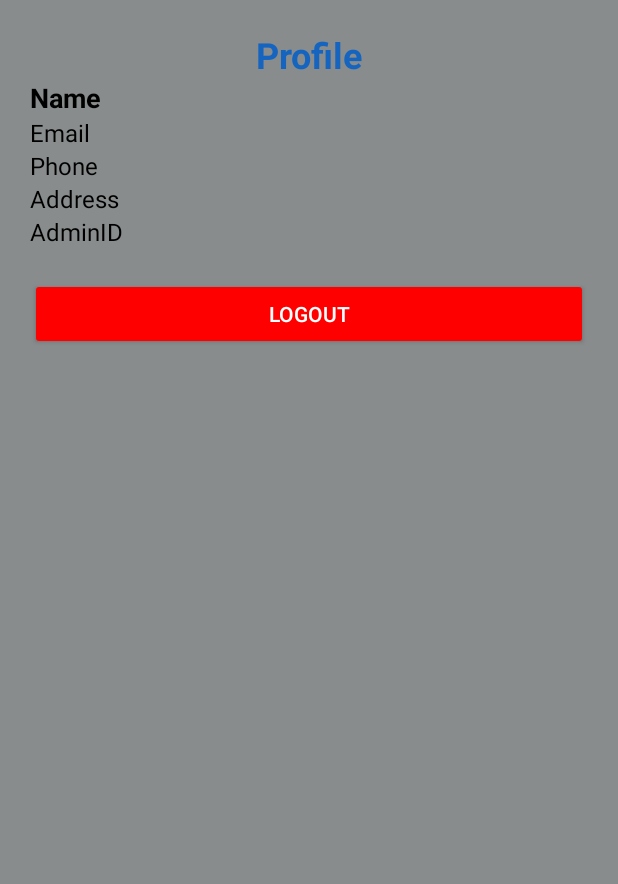
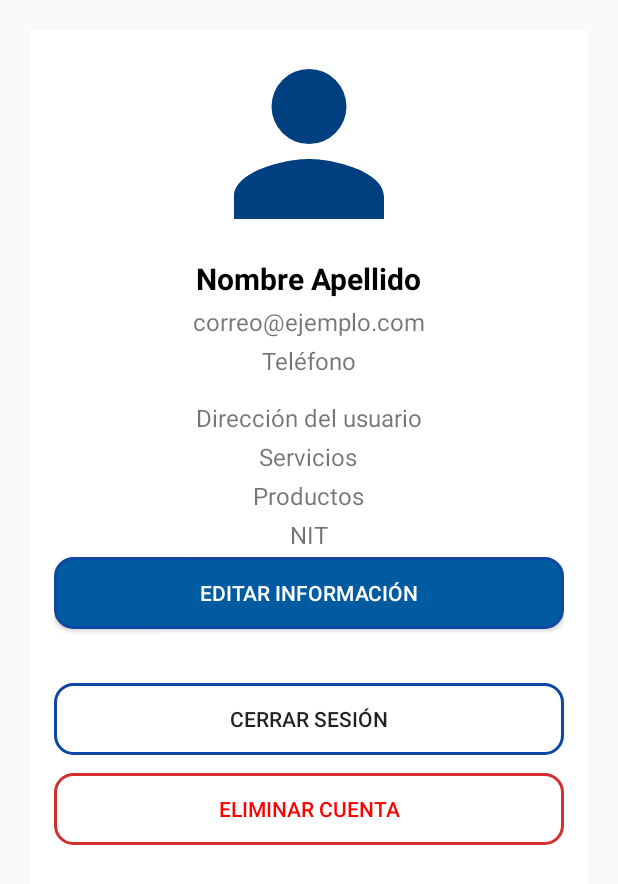
Before and after one commit to DFDev3/StraytoStay, an Android app built with Jetpack Compose: the layout shelter_profile_fragment.xml on its own in the app's theme, with its tools: preview values and no code run, on a phone screen of 412 x 824 dp. Shown: the top 884 px of the screen. Run offline under Robolectric (Android 15) with nearby library versions, the phone set to English and light mode, and no system bars.

Commit message:
Fix Shelter profile fragment

```diff
--- a/app/src/main/res/layout/shelter_profile_fragment.xml
+++ b/app/src/main/res/layout/shelter_profile_fragment.xml
@@ -3,84 +3,198 @@
     xmlns:app="http://schemas.android.com/apk/res-auto"
     android:layout_width="match_parent"
     android:layout_height="match_parent"
-    android:padding="20dp"
-    android:background="@color/light_gray">
+    android:padding="20dp">
 
-    <!-- Profile Header -->
+    <ScrollView
+        android:layout_width="match_parent"
+        android:layout_height="match_parent"
+        android:padding="16dp"
+        android:background="#FFFFFF">
+
+        <LinearLayout
+            android:layout_width="match_parent"
+            android:layout_height="wrap_content"
+            android:orientation="vertical"
+            android:gravity="center_horizontal">
+
+            <!-- Contenedor para imagen y botón de cambio -->
+            <FrameLayout
+                android:layout_width="120dp"
+                android:layout_height="120dp"
+                android:layout_marginBottom="16dp">
+
+                <!-- Foto de perfil -->
+                <ImageView
+                    android:id="@+id/profile_picture"
+                    android:layout_width="match_parent"
+                    android:layout_height="match_parent"
+                    android:src="@drawable/ic_perfil"
+                    android:scaleType="centerCrop"
+                    android:background="@drawable/circle_background" />
+
+                <!-- Botón para cambiar la imagen -->
+                <ImageButton
+                    android:id="@+id/btn_change_image"
+                    android:layout_width="36dp"
+                    android:layout_height="36dp"
+                    android:layout_gravity="bottom|end"
+                    android:layout_margin="4dp"
+                    android:background="@drawable/button_rounded"
+                    android:src="@drawable/ic_edit"
+                    android:contentDescription="Cambiar imagen"
+                    android:visibility="gone" />
+            </FrameLayout>
+
+            <!-- Nombre -->
             <TextView
-        android:id="@+id/profile_header"
+                android:id="@+id/profile_name"
                 android:layout_width="wrap_content"
                 android:layout_height="wrap_content"
-        android:text="Profile"
-        android:textSize="24sp"
+                android:text="Nombre Apellido"
+                android:textColor="@color/black"
+                android:textSize="20sp"
                 android:textStyle="bold"
-        android:textColor="@color/dark_blue"
-        app:layout_constraintTop_toTopOf="parent"
-        app:layout_constraintStart_toStartOf="parent"
-        app:layout_constraintEnd_toEndOf="parent"/>
+                android:layout_marginBottom="4dp" />
 
-    <!-- User Info -->
-    <TextView
-        android:id="@+id/profile_name"
+            <EditText
+                android:id="@+id/edit_profile_name"
                 android:layout_width="match_parent"
                 android:layout_height="wrap_content"
-        android:text="Name"
-        android:textSize="18sp"
-        android:textStyle="bold"
-        android:textColor="@color/black"
-        app:layout_constraintTop_toBottomOf="@id/profile_header"
-        app:layout_constraintStart_toStartOf="parent"/>
+                android:hint="Nombre Apellido"
+                android:visibility="gone"
+                android:layout_marginBottom="4dp" />
 
+            <!-- Correo -->
             <TextView
                 android:id="@+id/profile_email"
+                android:layout_width="wrap_content"
+                android:layout_height="wrap_content"
+                android:text="correo@ejemplo.com"
+                android:textSize="16sp"
+                android:layout_marginBottom="4dp" />
+
+            <EditText
+                android:id="@+id/edit_profile_email"
                 android:layout_width="match_parent"
                 android:layout_height="wrap_content"
-        android:text="Email"
-        android:textSize="16sp"
-        android:textColor="@color/black"
-        app:layout_constraintTop_toBottomOf="@id/profile_name"
-        app:layout_constraintStart_toStartOf="parent"/>
+                android:hint="correo@ejemplo.com"
+                android:inputType="textEmailAddress"
+                android:visibility="gone"
+                android:layout_marginBottom="4dp" />
 
+            <!-- Teléfono -->
             <TextView
                 android:id="@+id/profile_phone"
+                android:layout_width="wrap_content"
+                android:layout_height="wrap_content"
+                android:text="Teléfono"
+                android:textSize="16sp"
+                android:layout_marginBottom="16dp" />
+
+            <EditText
+                android:id="@+id/edit_profile_phone"
                 android:layout_width="match_parent"
                 android:layout_height="wrap_content"
-        android:text="Phone"
-        android:textSize="16sp"
-        android:textColor="@color/black"
-        app:layout_constraintTop_toBottomOf="@id/profile_email"
-        app:layout_constraintStart_toStartOf="parent"/>
+                android:hint="Teléfonos"
+                android:inputType="phone"
+                android:visibility="gone"
+                android:layout_marginBottom="16dp" />
 
+            <!-- Dirección -->
             <TextView
                 android:id="@+id/profile_address"
+                android:layout_width="wrap_content"
+                android:layout_height="wrap_content"
+                android:text="Dirección del usuario"
+                android:textSize="16sp"
+                android:layout_marginBottom="4dp" />
+
+            <EditText
+                android:id="@+id/edit_profile_address"
                 android:layout_width="match_parent"
                 android:layout_height="wrap_content"
-        android:text="Address"
+                android:hint="Dirección"
+                android:visibility="gone"
+                android:layout_marginBottom="4dp" />
+            <!-- Servicios -->
+            <TextView
+                android:id="@+id/profile_services"
+                android:layout_width="wrap_content"
+                android:layout_height="wrap_content"
+                android:text="Servicios"
                 android:textSize="16sp"
-        android:textColor="@color/black"
-        app:layout_constraintTop_toBottomOf="@id/profile_phone"
-        app:layout_constraintStart_toStartOf="parent"/>
+                android:layout_marginBottom="4dp" />
 
-    <TextView
-        android:id="@+id/profile_admin_id"
+            <EditText
+                android:id="@+id/edit_profile_services"
                 android:layout_width="match_parent"
                 android:layout_height="wrap_content"
-        android:text="AdminID"
+                android:hint="Servicios"
+                android:visibility="gone"
+                android:layout_marginBottom="4dp" />
+
+            <!-- Productos -->
+            <TextView
+                android:id="@+id/profile_products"
+                android:layout_width="wrap_content"
+                android:layout_height="wrap_content"
+                android:text="Productos"
                 android:textSize="16sp"
-        android:textColor="@color/black"
-        app:layout_constraintTop_toBottomOf="@id/profile_address"
-        app:layout_constraintStart_toStartOf="parent"/>
+                android:layout_marginBottom="4dp" />
+
+            <EditText
+                android:id="@+id/edit_profile_products"
+                android:layout_width="match_parent"
+                android:layout_height="wrap_content"
+                android:hint="Preductos"
+                android:visibility="gone"
+                android:layout_marginBottom="4dp" />
+
+            <!-- Productos -->
+            <TextView
+                android:id="@+id/profile_NIT"
+                android:layout_width="wrap_content"
+                android:layout_height="wrap_content"
+                android:text="NIT"
+                android:textSize="16sp"
+                android:layout_marginBottom="4dp" />
+
+
+
+            <!-- Botón Editar / Confirmar -->
+            <Button
+                android:id="@+id/btn_edit_confirm"
+                android:layout_width="match_parent"
+                android:layout_height="wrap_content"
+                android:textColor="@color/white"
+                android:background="@drawable/bg_button_border_blue_primary"
+                android:text="Editar información"
+                android:layout_marginBottom="16dp" />
+
+
+
+
 
             <!-- Logout Button -->
             <Button
                 android:id="@+id/profile_logout_button"
                 android:layout_width="match_parent"
                 android:layout_height="wrap_content"
-        android:text="Logout"
-        android:backgroundTint="@color/red"
-        android:textColor="@color/white"
-        app:layout_constraintTop_toBottomOf="@id/profile_admin_id"
+                android:text="Cerrar sesión"
+                android:layout_marginBottom="12dp"
+                android:background="@drawable/bg_button_border_blue"
+                app:layout_constraintTop_toBottomOf=""
                 app:layout_constraintStart_toStartOf="parent"
                 app:layout_constraintEnd_toEndOf="parent"
                 android:layout_marginTop="20dp"/>
+            <Button
+                android:id="@+id/btn_delete_account"
+                android:layout_width="match_parent"
+                android:layout_height="wrap_content"
+                android:text="Eliminar cuenta"
+                android:textColor="@color/red"
+                android:background="@drawable/bg_button_border_red" />
+        </LinearLayout>
+    </ScrollView>
+
 </androidx.constraintlayout.widget.ConstraintLayout>
```
Lines whose indentation alone changed are shown as unchanged.
